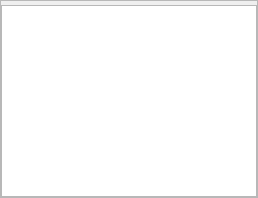
First picture: the form in src/blackgui/components/dbaircrafticaocomponent.ui, repository swift-project/pilotclient, before the edit.
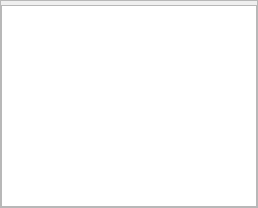
Second picture: the form after the edit. Custom widgets are drawn as their Qt base class.

What changed in the file:
```diff
--- a/src/blackgui/components/dbaircrafticaocomponent.ui
+++ b/src/blackgui/components/dbaircrafticaocomponent.ui
@@ -2,6 +2,14 @@
 <ui version="4.0">
  <class>CDbAircraftIcaoComponent</class>
  <widget class="QFrame" name="CDbAircraftIcaoComponent">
+  <property name="geometry">
+   <rect>
+    <x>0</x>
+    <y>0</y>
+    <width>258</width>
+    <height>208</height>
+   </rect>
+  </property>
   <property name="windowTitle">
    <string>Search and find aircraft ICAO codes</string>
   </property>
```
